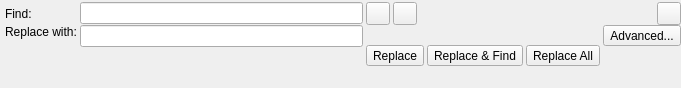
Before: the Qt Designer form src/plugins/coreplugin/find/findwidget.ui in qt-creator/qt-creator, drawn with Qt 5.
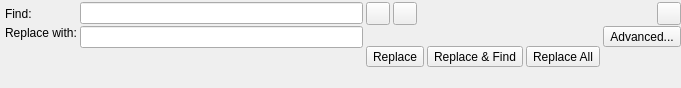
After: the same form once the commit is applied. Custom widgets are drawn as their Qt base class.

Commit message:
FindWidget: Improve margins
Make the top and bottom margins for single-row (search-only) mode equal.
And add a space for the double-row (search/replace) mode.

Looks better with default and flat themes.

```diff
--- a/src/plugins/coreplugin/find/findwidget.ui
+++ b/src/plugins/coreplugin/find/findwidget.ui
@@ -24,13 +24,13 @@
     <number>0</number>
    </property>
    <property name="bottomMargin">
-    <number>2</number>
+    <number>1</number>
    </property>
    <property name="horizontalSpacing">
     <number>3</number>
    </property>
    <property name="verticalSpacing">
-    <number>0</number>
+    <number>1</number>
    </property>
    <item row="0" column="0">
     <widget class="QLabel" name="findLabel">
```
